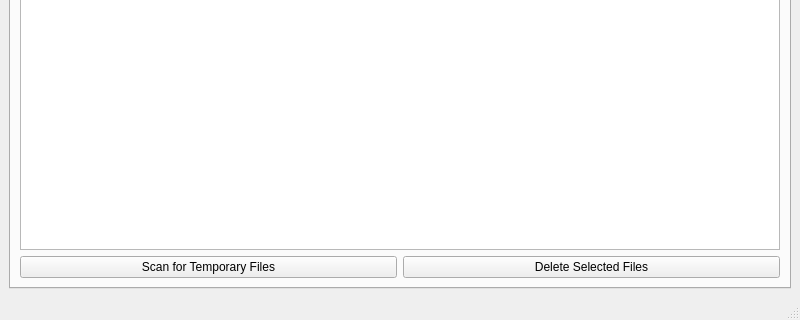
Above: mainwindow.ui from apelsin2281337/simplesystemmanager before the change; both pictures show x 0 to 800 and y 280 to 600 of the 800 by 600 pixel window. Below: the same form after it.
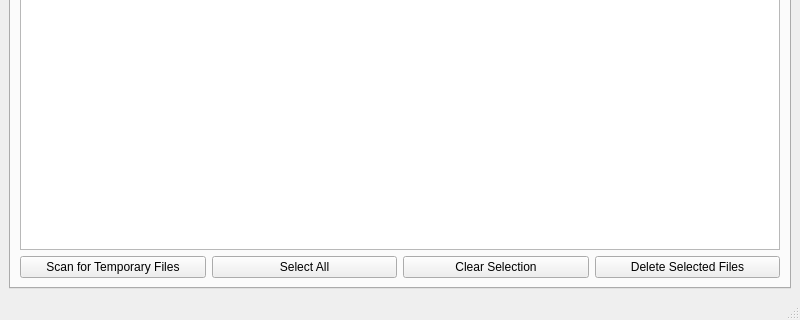
That is the form after the change. The open tabs and pages were chosen to show the change.

Commit message: немного сделал вкладку с временными файлами приятнее для жизни людской

```diff
--- a/mainwindow.ui
+++ b/mainwindow.ui
@@ -239,6 +239,20 @@
             </property>
            </widget>
           </item>
+          <item>
+           <widget class="QPushButton" name="selectAllFilesButton">
+            <property name="text">
+             <string>Select All</string>
+            </property>
+           </widget>
+          </item>
+          <item>
+           <widget class="QPushButton" name="clearSelectedFilesButton">
+            <property name="text">
+             <string>Clear Selection</string>
+            </property>
+           </widget>
+          </item>
           <item>
            <widget class="QPushButton" name="deleteSelectedFilesButton">
             <property name="text">
```
Left out of the diff: 2 changed lines with no effect on the pictures. The commit also changes 2 other files.
